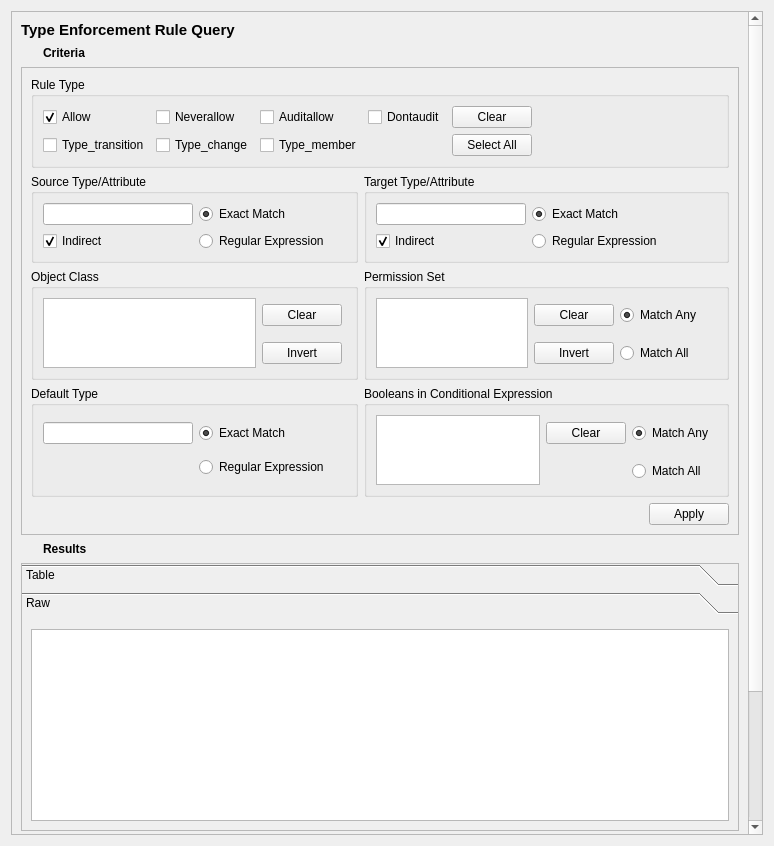
Above: data/terulequery.ui from SELinuxProject/setools before the change. Below: the same form after it.
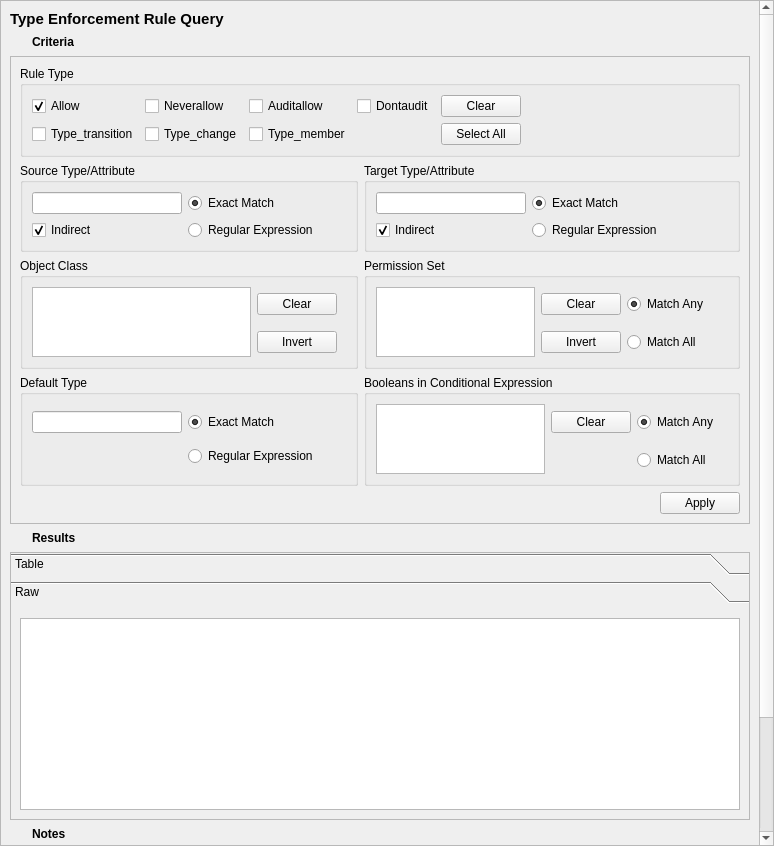
That is the form after the change. The open tabs and pages were chosen to show the change. Icons and pictures are not drawn.

Commit message:
Squeeze margins so the tab widgets have more room.
The tabs have deeply nested container widgets, so a lot of room is lost
on margins.

Diff of the .ui file:
```diff
--- a/data/terulequery.ui
+++ b/data/terulequery.ui
@@ -23,6 +23,18 @@
    <property name="sizeConstraint">
     <enum>QLayout::SetNoConstraint</enum>
    </property>
+   <property name="leftMargin">
+    <number>0</number>
+   </property>
+   <property name="topMargin">
+    <number>0</number>
+   </property>
+   <property name="rightMargin">
+    <number>0</number>
+   </property>
+   <property name="bottomMargin">
+    <number>0</number>
+   </property>
    <item>
     <widget class="QScrollArea" name="scrollArea">
      <property name="sizeAdjustPolicy">
@@ -36,7 +48,7 @@
        <rect>
         <x>0</x>
         <y>0</y>
-        <width>740</width>
+        <width>758</width>
         <height>981</height>
        </rect>
       </property>
@@ -94,8 +106,8 @@
            <rect>
             <x>0</x>
             <y>0</y>
-            <width>720</width>
-            <height>210</height>
+            <width>98</width>
+            <height>88</height>
            </rect>
           </property>
           <attribute name="label">
```
Left out of the diff: 2 changed lines with no effect on the pictures. The commit also changes 1 other file.
